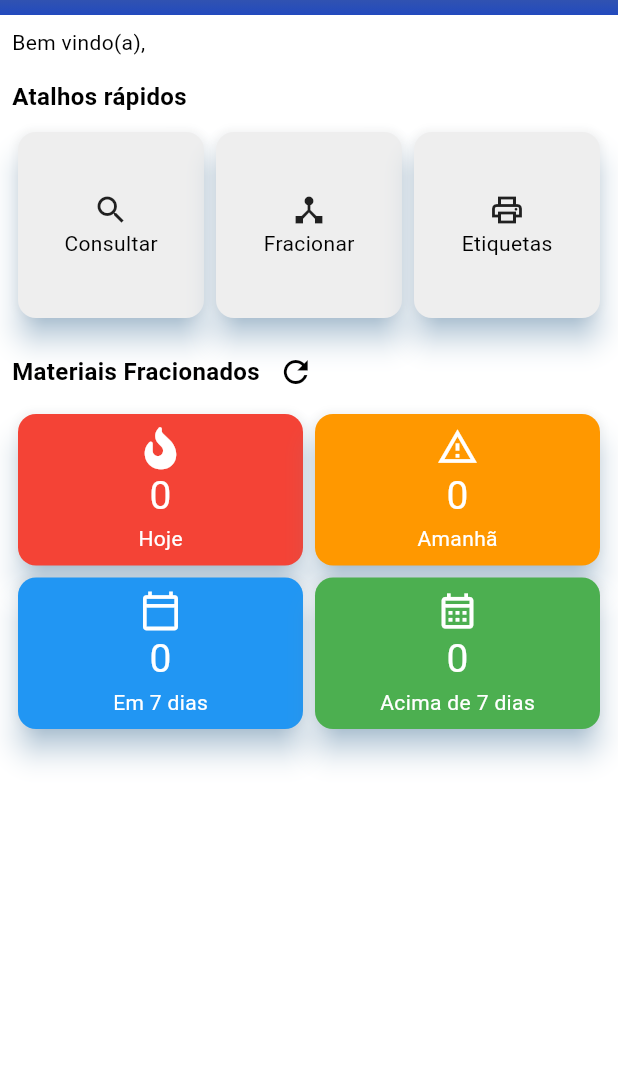
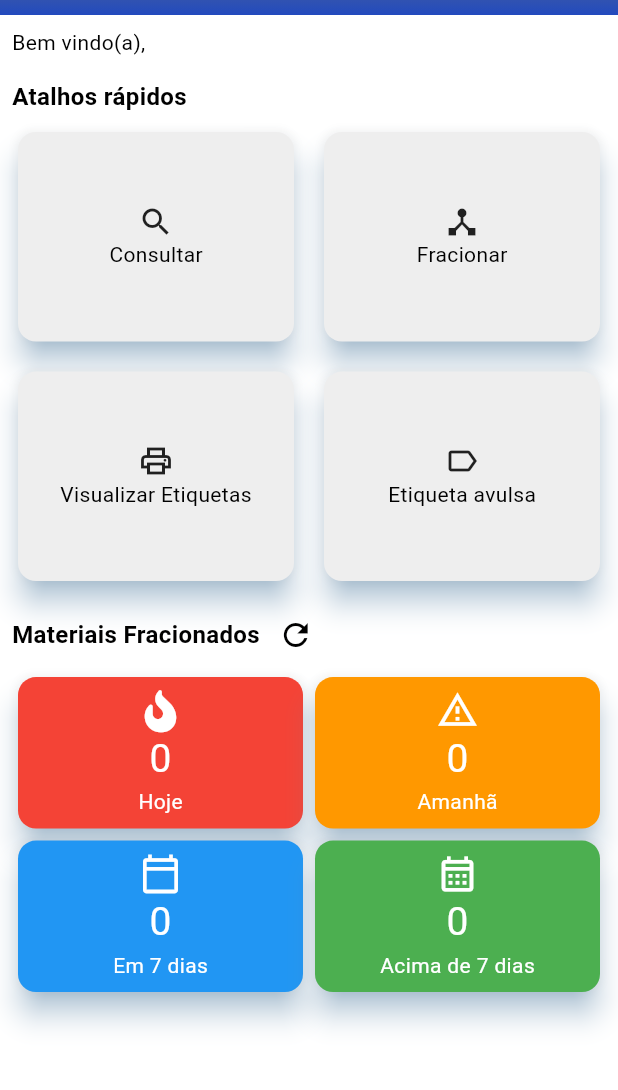
Before and after one commit to support-sootech/sublev-app, a Flutter app: the HomePage screen opened directly, after a tap on the "refresh" icon, on a phone screen of 412 x 824 dp, the part 69-1159 px from its top. Run offline on Flutter 3.47's test engine with Material 3 defaults, Android fonts, the phone set to English and light mode, and no system bars; our stand-ins replace connectivity_plus, dio, font_awesome_flutter, get, permission_handler, qr_flutter and 1 more; missing offline and left inert: esc_pos_utils, mobile_scanner, niimbot_label_printer, print_bluetooth_thermal; accounts and stored records are empty; network calls fail.

Commit message:
primeira versão - código inicial

```diff
--- a/lib/config/menu_data.dart
+++ b/lib/config/menu_data.dart
@@ -3,23 +3,27 @@ import 'package:ootech/models/menu_model.dart';
 import 'package:ootech/views/consulta_etiqueta_page.dart';
 import 'package:ootech/views/etiquetas_page.dart';
 import 'package:ootech/views/fracionar_page.dart';
+// NOVO — criaremos no próximo passo
+import 'package:ootech/views/etiqueta_avulsa_page.dart';
 
 class MenuData {
   Future<List<MenuModel>> loadMenu() async {
-    List<MenuModel> menu = [];
+    final List<MenuModel> menu = [];
+
     menu.add(
       MenuModel(
         id: 1,
         title: "Consultar",
-        page: ConsultaEtiquetaPage(),
+        page: const ConsultaEtiquetaPage(),
         icon: Icons.search_outlined,
       ),
     );
+
     menu.add(
       MenuModel(
         id: 2,
         title: "Fracionar",
-        page: FracionarPage(),
+        page: const FracionarPage(),
         icon: Icons.device_hub,
       ),
     );
@@ -27,9 +31,19 @@ class MenuData {
     menu.add(
       MenuModel(
         id: 3,
-        title: "Etiquetas",
-        page: EtiquetasPage(),
+        title: "Visualizar Etiquetas", // renomeado
+        page: const EtiquetasPage(),
         icon: Icons.print_outlined,
+      ),
+    );
+
+    // NOVO item
+    menu.add(
+      MenuModel(
+        id: 4,
+        title: "Etiqueta avulsa",
+        page: const EtiquetaAvulsaPage(), // página nova (será criada)
+        icon: Icons.label_outline,
       ),
     );
 
--- /dev/null
+++ b/lib/env.dart
@@ -0,0 +1,6 @@
+class Env {
+  static const apiBaseUrl = String.fromEnvironment(
+    'API_BASE_URL',
+    defaultValue: 'https://ootech.com.br', // fallback: produção
+  );
+}
--- a/lib/services/dio_custom.dart
+++ b/lib/services/dio_custom.dart
@@ -1,8 +1,8 @@
 import 'dart:io';
-
 import 'package:dio/dio.dart';
 import 'package:dio/io.dart';
 import 'package:ootech/services/dio_interceptor.dart';
+import 'package:ootech/env.dart';
 
 class DioCustom {
   final _dio = Dio();
@@ -10,11 +10,11 @@ class DioCustom {
   DioCustom() {
     (_dio.httpClientAdapter as DefaultHttpClientAdapter).onHttpClientCreate =
         (HttpClient client) {
-          client.badCertificateCallback =
-              (X509Certificate cert, String host, int port) => true;
-          return client;
-        };
-    _dio.options.baseUrl = "https://ootech.com.br";
+      client.badCertificateCallback = (X509Certificate cert, String host, int port) => true;
+      return client;
+    };
+
+    _dio.options.baseUrl = Env.apiBaseUrl; // <-- agora vem do dart-define
     _dio.interceptors.add(DioInterceptor());
   }
 
--- a/lib/views/home_page.dart
+++ b/lib/views/home_page.dart
@@ -27,15 +27,13 @@ class _HomePageState extends State<HomePage> {
   final MenuData menuData = MenuData();
   late List<MenuModel> arrMenu = [];
 
-  late MaterialFracionadoVencimentoController
-  materialFracionadoVencimentoController =
+  late MaterialFracionadoVencimentoController materialFracionadoVencimentoController =
       MaterialFracionadoVencimentoController();
   bool isLoadingMateriaisFracionadosVencimento = true;
   late MaterialFracionadoVencimentoModel materialFracionadoVencimentoModel;
 
   Future loadUser() async {
-    userModel = await userSharedPreferencesRepository
-        .getUserSharedPreferences();
+    userModel = await userSharedPreferencesRepository.getUserSharedPreferences();
     setState(() {});
   }
 
@@ -48,8 +46,7 @@ class _HomePageState extends State<HomePage> {
     isLoadingMateriaisFracionadosVencimento = true;
     setState(() {});
     materialFracionadoVencimentoModel =
-        await materialFracionadoVencimentoController
-            .loadMaterialFracionadoVencimento();
+        await materialFracionadoVencimentoController.loadMaterialFracionadoVencimento();
     setState(() => isLoadingMateriaisFracionadosVencimento = false);
   }
 
@@ -57,8 +54,7 @@ class _HomePageState extends State<HomePage> {
     Navigator.push(
       context,
       MaterialPageRoute(
-        builder: (context) =>
-            MateriaisFracionadosVencimentoListaPage(filtro: filtro),
+        builder: (context) => MateriaisFracionadosVencimentoListaPage(filtro: filtro),
       ),
     );
   }
@@ -71,8 +67,55 @@ class _HomePageState extends State<HomePage> {
     loadMaterialFracionadoVencimento();
   }
 
+  MenuModel? _findMenuById(int id) {
+    try {
+      return arrMenu.firstWhere((m) => m.id == id);
+    } catch (_) {
+      return null;
+    }
+  }
+
+  // Card idêntico ao seu padrão de atalhos
+  Widget _menuCard(MenuModel m) {
+    return InkWell(
+      onTap: () {
+        if (m.page != null) {
+          Navigator.push(context, MaterialPageRoute(builder: (_) => m.page!));
+        } else {
+          ScaffoldMessenger.of(context).showSnackBar(
+            SnackBar(content: Text('Atalho "${m.title ?? 'Sem título'}" não configurado')),
+          );
+        }
+      },
+      child: Card(
+        elevation: 8,
+        color: Colors.grey[200],
+        child: Column(
+          mainAxisAlignment: MainAxisAlignment.center,
+          children: [
+            Icon(m.icon ?? Icons.apps),
+            FittedBox(child: Text(m.title ?? '')),
+          ],
+        ),
+      ),
+    );
+  }
+
   @override
   Widget build(BuildContext context) {
+    // 4 atalhos rápidos = ids 1..4 do menu
+    final quickIds = <int>{1, 2, 3, 4};
+    final quickItems = <MenuModel>[
+      if (_findMenuById(1) != null) _findMenuById(1)!,
+      if (_findMenuById(2) != null) _findMenuById(2)!,
+      if (_findMenuById(3) != null) _findMenuById(3)!,
+      if (_findMenuById(4) != null) _findMenuById(4)!,
+    ];
+
+    // outros atalhos (se no futuro o menu crescer, ficam aqui)
+    final outrosAtalhos =
+        arrMenu.where((m) => !(quickIds.contains(m.id ?? -1))).toList();
+
     return SafeArea(
       child: Scaffold(
         appBar: AppBar(
@@ -83,7 +126,7 @@ class _HomePageState extends State<HomePage> {
         body: Container(
           width: double.infinity,
           height: double.infinity,
-          padding: EdgeInsets.all(8),
+          padding: const EdgeInsets.all(8),
           child: Column(
             mainAxisAlignment: MainAxisAlignment.start,
             children: [
@@ -96,9 +139,10 @@ class _HomePageState extends State<HomePage> {
                 child: SingleChildScrollView(
                   child: Column(
                     children: [
+                      // --------- Atalhos rápidos (2x2 do próprio menu) ----------
                       SizedBox(
                         width: MediaQuery.of(context).size.width,
-                        child: Text(
+                        child: const Text(
                           "Atalhos rápidos",
                           style: TextStyle(
                             fontSize: 16,
@@ -107,45 +151,54 @@ class _HomePageState extends State<HomePage> {
                           textAlign: TextAlign.start,
                         ),
                       ),
-                      SizedBox(height: 8),
+                      const SizedBox(height: 8),
                       GridView.builder(
-                        gridDelegate: SliverGridDelegateWithFixedCrossAxisCount(
+                        gridDelegate: const SliverGridDelegateWithFixedCrossAxisCount(
+                          crossAxisCount: 2,
+                          crossAxisSpacing: 12,
+                          mainAxisSpacing: 12,
+                          childAspectRatio: 1.3,
+                        ),
+                        itemCount: quickItems.length,
+                        shrinkWrap: true,
+                        physics: const NeverScrollableScrollPhysics(),
+                        itemBuilder: (context, index) => _menuCard(quickItems[index]),
+                      ),
+
+                      const SizedBox(height: 8),
+
+                      // --------- Outros atalhos (se houver) ----------
+                      if (outrosAtalhos.isNotEmpty) ...[
+                        SizedBox(
+                          width: MediaQuery.of(context).size.width,
+                          child: const Text(
+                            "Outros atalhos",
+                            style: TextStyle(
+                              fontSize: 16,
+                              fontWeight: FontWeight.bold,
+                            ),
+                            textAlign: TextAlign.start,
+                          ),
+                        ),
+                        const SizedBox(height: 8),
+                        GridView.builder(
+                          gridDelegate: const SliverGridDelegateWithFixedCrossAxisCount(
                             crossAxisCount: 3,
                           ),
-                        itemCount: arrMenu.length,
+                          itemCount: outrosAtalhos.length,
                           shrinkWrap: true,
-                        physics: NeverScrollableScrollPhysics(),
-                        itemBuilder: (context, index) {
-                          MenuModel menuModel = arrMenu[index];
-                          return InkWell(
-                            onTap: () {
-                              Navigator.push(
-                                context,
-                                MaterialPageRoute(
-                                  builder: (context) => menuModel.page!,
+                          physics: const NeverScrollableScrollPhysics(),
+                          itemBuilder: (context, index) => _menuCard(outrosAtalhos[index]),
                         ),
-                              );
-                            },
-                            child: Card(
-                              elevation: 8,
-                              color: Colors.grey[200],
-                              child: Column(
-                                mainAxisAlignment: MainAxisAlignment.center,
-                                children: [
-                                  Icon(menuModel.icon),
-                                  FittedBox(child: Text(menuModel.title!)),
+                        const SizedBox(height: 8),
                       ],
-                              ),
-                            ),
-                          );
-                        },
-                      ),
-                      SizedBox(height: 8),
+
+                      // --------- Materiais Fracionados (inalterado) ----------
                       SizedBox(
                         width: MediaQuery.of(context).size.width,
                         child: Row(
                           children: [
-                            Text(
+                            const Text(
                               "Materiais Fracionados",
                               style: TextStyle(
                                 fontSize: 16,
@@ -157,7 +210,7 @@ class _HomePageState extends State<HomePage> {
                               onPressed: () async {
                                 loadMaterialFracionadoVencimento();
                               },
-                              icon: Icon(Icons.refresh),
+                              icon: const Icon(Icons.refresh),
                             ),
                           ],
                         ),
@@ -172,14 +225,14 @@ class _HomePageState extends State<HomePage> {
                                   cardColor: Colors.red,
                                   icon: FontAwesomeIcons.fireFlameCurved,
                                   qtd: isLoadingMateriaisFracionadosVencimento
-                                      ? Center(
+                                      ? const Center(
                                           child: CircularProgressIndicator(
                                             color: Colors.white,
                                           ),
                                         )
                                       : Text(
                                           "${materialFracionadoVencimentoModel.vencemHoje ?? 0}",
-                                          style: TextStyle(
+                                          style: const TextStyle(
                                             fontSize: 26,
                                             color: Colors.white,
                                           ),
@@ -187,8 +240,7 @@ class _HomePageState extends State<HomePage> {
                                   descricao: "Hoje",
                                   onTap: () =>
                                       navigatorMateriaisFracionadosVencimentoPage(
-                                        filtro:
-                                            AcaoMateriaisFracionadoVencimento
+                                    filtro: AcaoMateriaisFracionadoVencimento
                                         .vencem_hoje
                                         .toStringAcao,
                                   ),
@@ -197,14 +249,14 @@ class _HomePageState extends State<HomePage> {
                                   cardColor: Colors.orange,
                                   icon: Icons.report_problem_outlined,
                                   qtd: isLoadingMateriaisFracionadosVencimento
-                                      ? Center(
+                                      ? const Center(
                                           child: CircularProgressIndicator(
                                             color: Colors.white,
                                           ),
                                         )
                                       : Text(
                                           "${materialFracionadoVencimentoModel.vencemAmanha ?? 0}",
-                                          style: TextStyle(
+                                          style: const TextStyle(
                                             fontSize: 26,
                                             color: Colors.white,
                                           ),
@@ -212,8 +264,7 @@ class _HomePageState extends State<HomePage> {
                                   descricao: "Amanhã",
                                   onTap: () =>
                                       navigatorMateriaisFracionadosVencimentoPage(
-                                        filtro:
-                                            AcaoMateriaisFracionadoVencimento
+                                    filtro: AcaoMateriaisFracionadoVencimento
                                         .vencem_amanha
                                         .toStringAcao,
                                   ),
@@ -226,14 +277,14 @@ class _HomePageState extends State<HomePage> {
                                   cardColor: Colors.blue,
                                   icon: Icons.calendar_today_outlined,
                                   qtd: isLoadingMateriaisFracionadosVencimento
-                                      ? Center(
+                                      ? const Center(
                                           child: CircularProgressIndicator(
                                             color: Colors.white,
                                           ),
                                         )
                                       : Text(
                                           "${materialFracionadoVencimentoModel.vencemSemana ?? 0}",
-                                          style: TextStyle(
+                                          style: const TextStyle(
                                             fontSize: 26,
                                             color: Colors.white,
                                           ),
@@ -241,8 +292,7 @@ class _HomePageState extends State<HomePage> {
                                   descricao: "Em 7 dias",
                                   onTap: () =>
                                       navigatorMateriaisFracionadosVencimentoPage(
-                                        filtro:
-                                            AcaoMateriaisFracionadoVencimento
+                                    filtro: AcaoMateriaisFracionadoVencimento
                                         .vencem_semana
                                         .toStringAcao,
                                   ),
@@ -251,14 +301,14 @@ class _HomePageState extends State<HomePage> {
                                   cardColor: Colors.green,
                                   icon: Icons.calendar_month_outlined,
                                   qtd: isLoadingMateriaisFracionadosVencimento
-                                      ? Center(
+                                      ? const Center(
                                           child: CircularProgressIndicator(
                                             color: Colors.white,
                                           ),
                                         )
                                       : Text(
                                           "${materialFracionadoVencimentoModel.vencemMais1Semana ?? 0}",
-                                          style: TextStyle(
+                                          style: const TextStyle(
                                             fontSize: 26,
                                             color: Colors.white,
                                           ),
@@ -266,8 +316,7 @@ class _HomePageState extends State<HomePage> {
                                   descricao: "Acima de 7 dias",
                                   onTap: () =>
                                       navigatorMateriaisFracionadosVencimentoPage(
-                                        filtro:
-                                            AcaoMateriaisFracionadoVencimento
+                                    filtro: AcaoMateriaisFracionadoVencimento
                                         .vencem_mais_1_semana
                                         .toStringAcao,
                                   ),
--- a/pubspec.yaml
+++ b/pubspec.yaml
@@ -41,7 +41,7 @@ dependencies:
   connectivity_plus: ^6.1.4
   mobile_scanner: ^7.0.1
   font_awesome_flutter: ^10.8.0
-  intl: ^0.18.0
+  intl: ^0.19.0
   print_bluetooth_thermal: ^1.1.6
   esc_pos_utils: ^1.1.0
   image: ^3.0.2
```
Also changed, not shown: lib/models/etiqueta_avulsa_request.dart (added, +28 -0 lines), lib/models/modo_conservacao_model.dart (added, +13 -0 lines), lib/models/unidade_medida_model.dart (added, +18 -0 lines), lib/repositories/etiqueta_repository.dart (+143 -2 lines), lib/services/dio_interceptor.dart (+9 -0 lines), lib/views/etiqueta_avulsa_page.dart (added, +225 -0 lines), pubspec.lock. Lines whose indentation alone changed are shown as unchanged.
